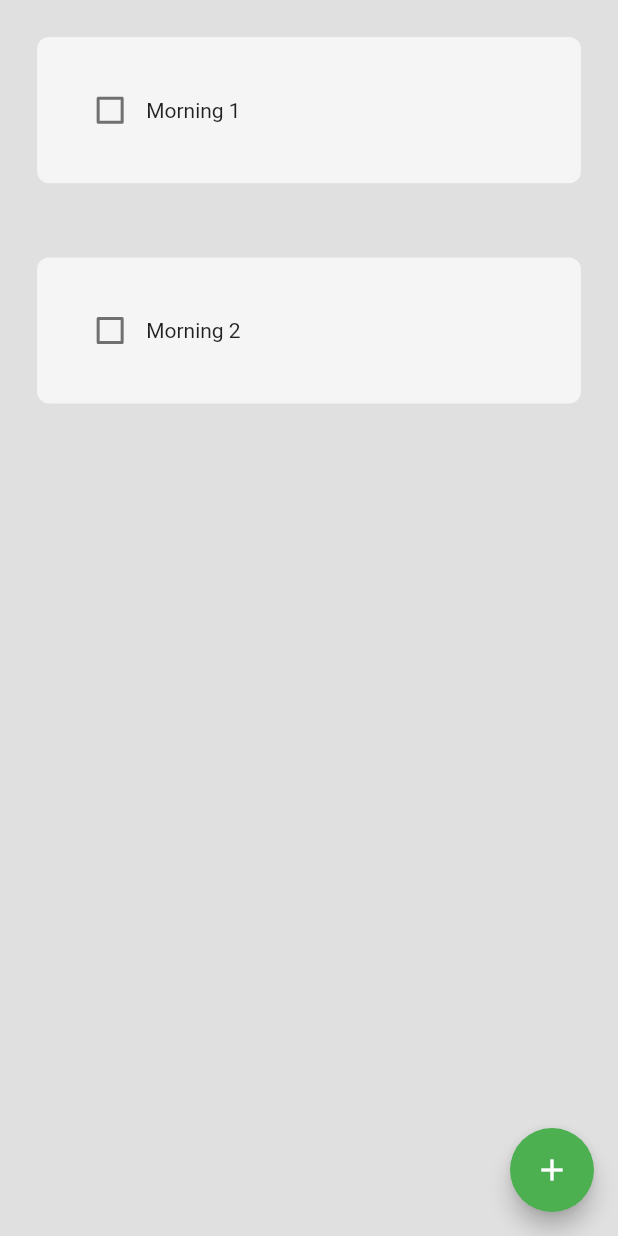
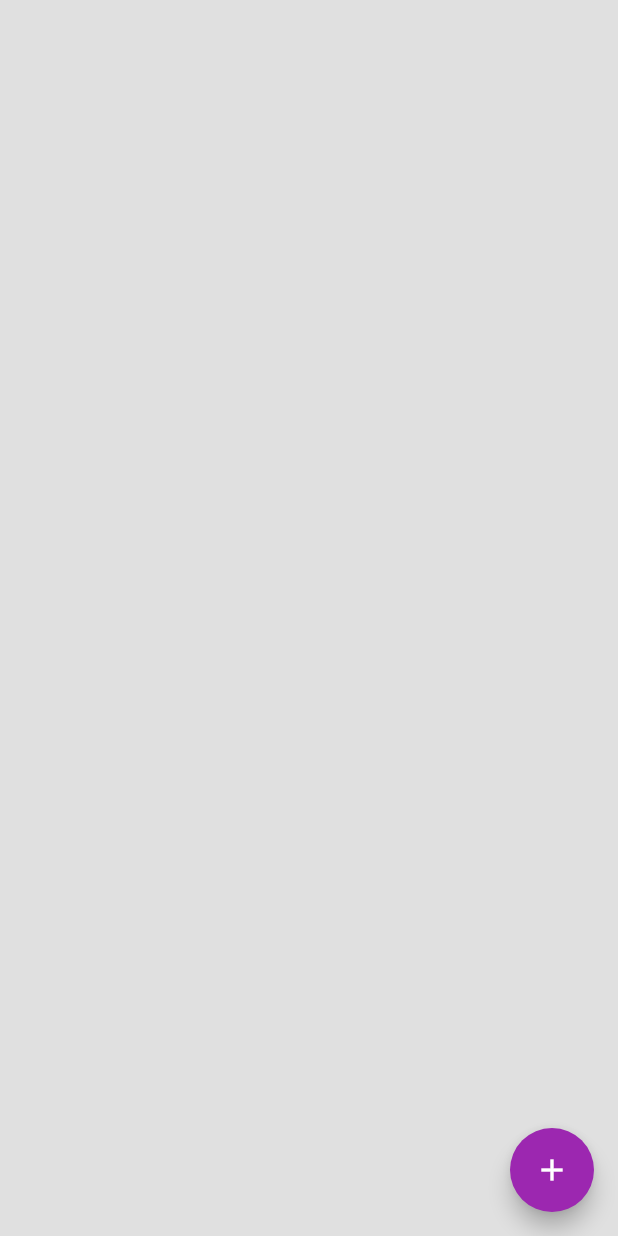
Before and after one commit to ErnestoMoraes/HabitTracker, a Flutter app: the screen it shows after launch, on a phone screen of 412 x 824 dp. Run offline on Flutter 3.47's test engine with Material 2 defaults, Android fonts, the light colour scheme and no system bars; drawn by our look-alikes of flutter_slidable.

Commit message:
Modificações de estilos e cores e adicção do Readme.md

```diff
--- a/lib/components/habit.tile.dart
+++ b/lib/components/habit.tile.dart
@@ -20,7 +20,7 @@ class HabitTile extends StatelessWidget {
   Widget build(BuildContext context) {
     var size = MediaQuery.of(context).size;
     return Padding(
-      padding: EdgeInsets.all(size.height * 0.03),
+      padding: EdgeInsets.all(size.height * 0.015),
       child: Slidable(
         endActionPane: ActionPane(
           motion: const StretchMotion(),
@@ -43,7 +43,7 @@ class HabitTile extends StatelessWidget {
           ],
         ),
         child: Container(
-          padding: EdgeInsets.all(size.height * 0.03),
+          padding: EdgeInsets.all(size.height * 0.02),
           decoration: BoxDecoration(
             color: Colors.grey[100],
             borderRadius: BorderRadius.circular(8),
--- a/lib/main.dart
+++ b/lib/main.dart
@@ -14,7 +14,7 @@ class MyApp extends StatelessWidget {
     return MaterialApp(
       debugShowCheckedModeBanner: false,
       home: const HomePage(),
-      theme: ThemeData(primarySwatch: Colors.green),
+      theme: ThemeData(primarySwatch: Colors.purple),
     );
   }
 }
--- a/lib/pages/home.page.dart
+++ b/lib/pages/home.page.dart
@@ -12,11 +12,7 @@ class HomePage extends StatefulWidget {
 
 class _HomePageState extends State<HomePage> {
   // data stracture for todays list
-  List todayHabitList = [
-    // [ habitName, habitcompleted]
-    ["Morning 1", false],
-    ["Morning 2", false],
-  ];
+  List todayHabitList = [];
 
   // checkboc was tapped
   void checkBoxTapped(bool? value, int index) {
```
Also changed, not shown: 1 other file.
